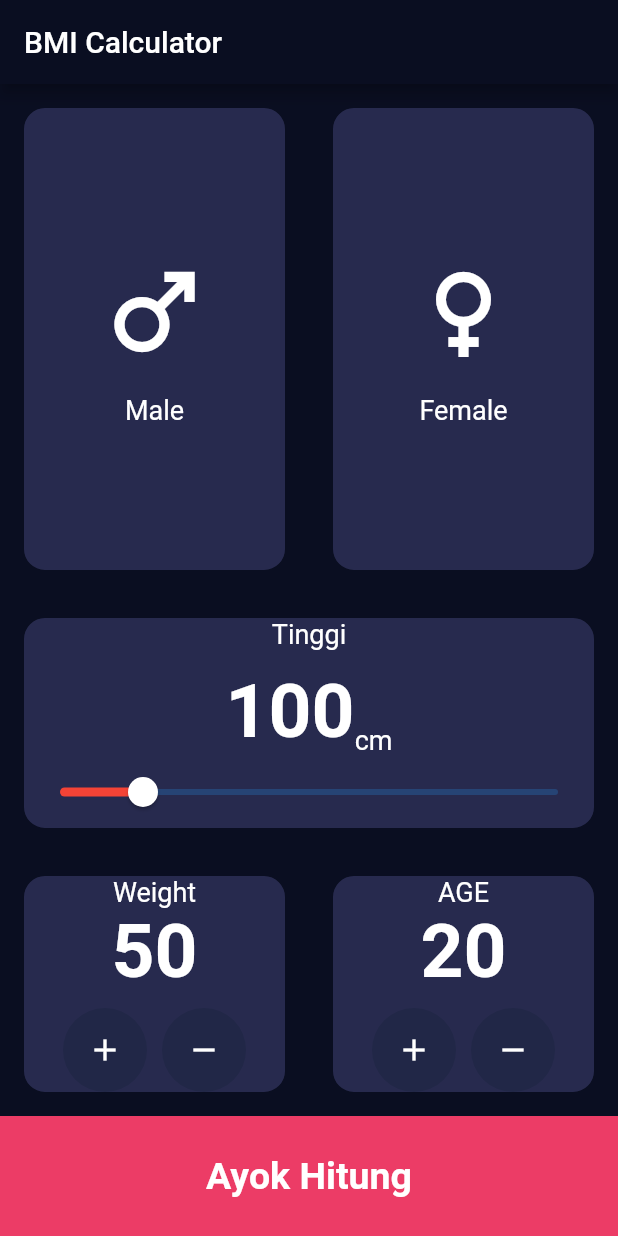
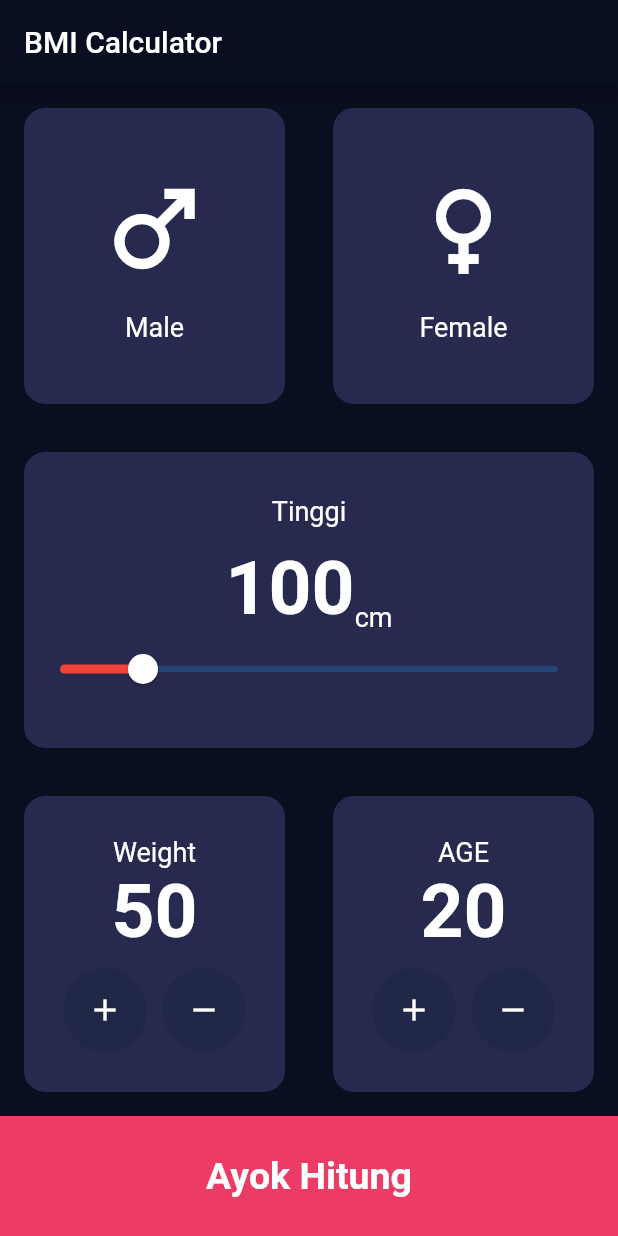
Before and after one commit to Givenchyampulembang/Bmi, a Flutter app: the screen it shows after launch, on a phone screen of 412 x 824 dp. Run offline on Flutter 3.47's test engine with Material 2 defaults, Android fonts, the phone set to English and light mode, and no system bars.

Commit message:
Aplikasi Bmi

```diff
--- a/lib/views/bmi_data_screen.dart
+++ b/lib/views/bmi_data_screen.dart
@@ -71,7 +71,8 @@ class _BmiDataScreenState extends State<BmiDataScreen> {
               ),
             ],
           )),
-          BmiCard(
+          Expanded(
+              child: BmiCard(
                   child: Column(
             mainAxisAlignment: MainAxisAlignment.center,
             children: [
@@ -106,9 +107,8 @@ class _BmiDataScreenState extends State<BmiDataScreen> {
                 },
               ),
             ],
-          )),
-          // ignore: avoid_unnecessary_containers
-          Container(
+          ))),
+          Expanded(
               child: Row(
             children: [
               Expanded(
@@ -231,15 +231,12 @@ class _BmiDataScreenState extends State<BmiDataScreen> {
               )),
             ],
           )),
-          // ignore: avoid_unnecessary_containers
-          Container(
-            child: GestureDetector(
+          GestureDetector(
             onTap: () {
               final bmiCalculator =
                   BmiCalculator(height: height, weight: weight);
               bmiCalculator.calculateBmi();
-                Navigator.of(context)
-                    .push(MaterialPageRoute(builder: (context) {
+              Navigator.of(context).push(MaterialPageRoute(builder: (context) {
                 return BmiResultScreen(
                   bmi: bmiCalculator.bmi!,
                 );
@@ -257,7 +254,6 @@ class _BmiDataScreenState extends State<BmiDataScreen> {
                   color: Colors.white,
                 ),
               )),
-              ),
             ),
           ),
         ],
```
Lines whose indentation alone changed are shown as unchanged.
